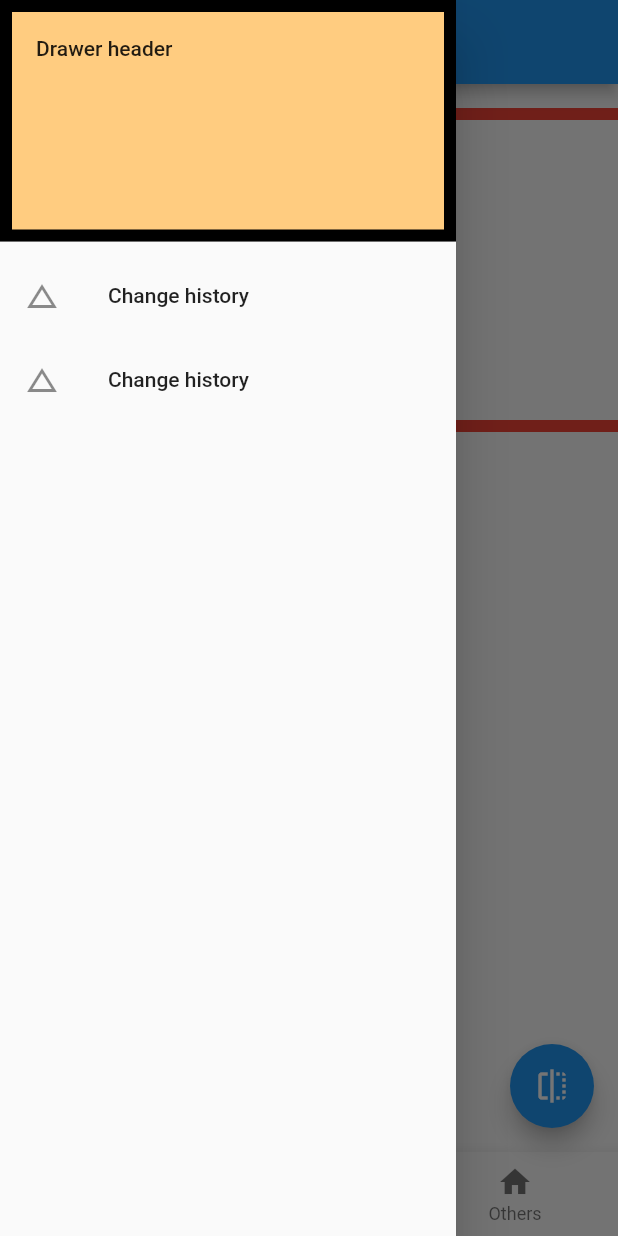
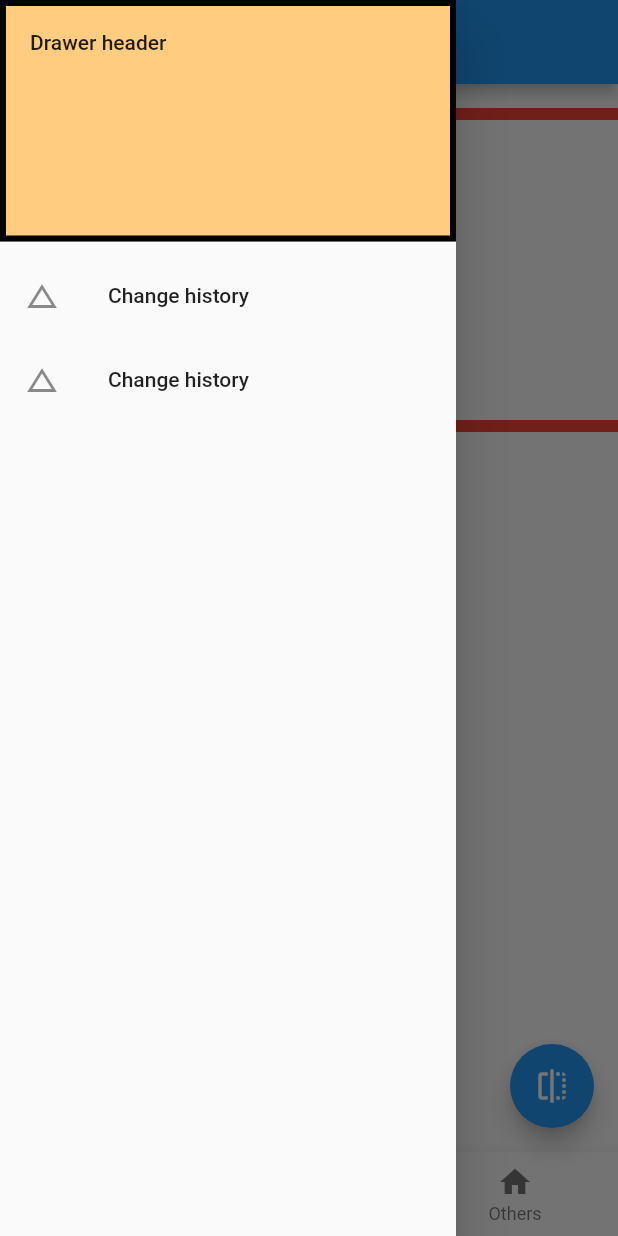
Before and after one commit to doremichen/flutter_list_demo, a Flutter app: the DemoNavigationBar screen opened directly, with the side drawer open, on a phone screen of 412 x 824 dp. Run offline on Flutter 3.47's test engine with Material 2 defaults, Android fonts, the phone set to English and light mode, and no system bars; our stand-ins replace fluttertoast.

Commit message:
change the border of the DrawerHeader

```diff
--- a/lib/src/navigation_btn_demo.dart
+++ b/lib/src/navigation_btn_demo.dart
@@ -82,7 +82,7 @@ class _DemoNavigationBarState extends State<DemoNavigationBar> {
                   color: Colors.orange[200],
                   border: Border.all(
                     color: Colors.black,
-                    width: 8.0,
+                    width: 4.0,
                   )
               ),
             ),
```
